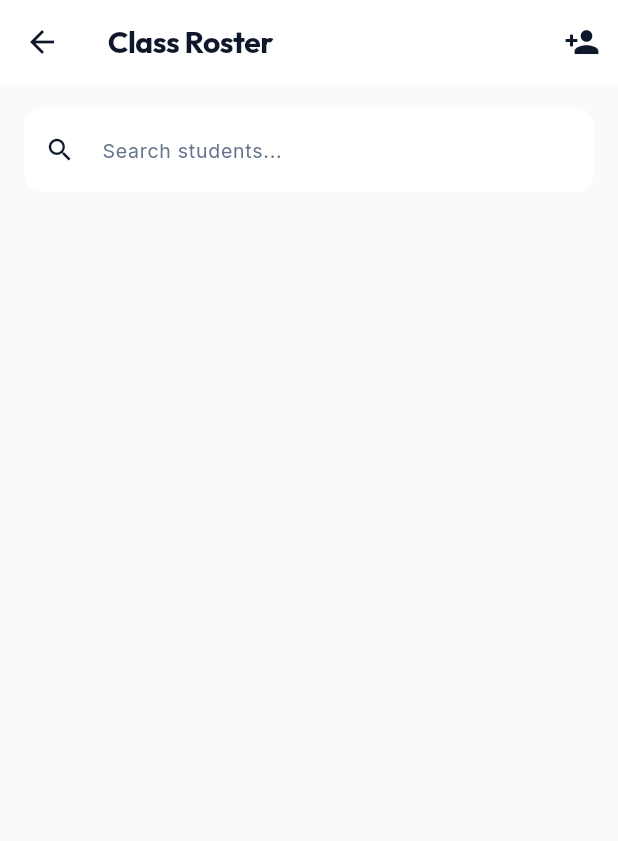
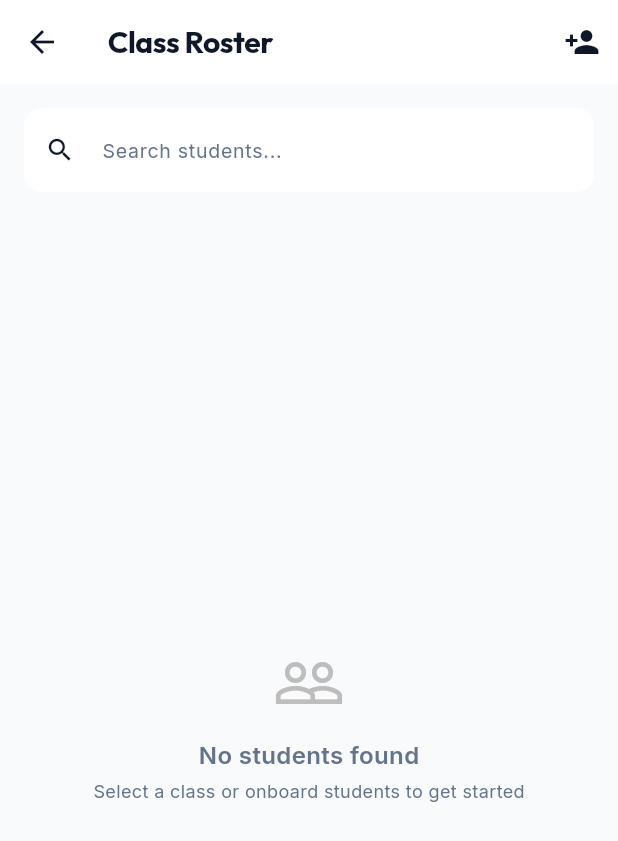
Before and after one commit to ramakotaiahmotupalli989-commits/olms_frontend, a Flutter app: the ClassRosterPage screen opened directly with empty values, on a phone screen of 412 x 824 dp. Shown: the top 841 px of the screen. Run offline on Flutter 3.47's test engine with Material 3 defaults, Android fonts, the phone set to English and light mode, and no system bars; our stand-ins replace chewie, dio, fl_chart, flutter_riverpod, flutter_secure_storage, go_router and 3 more; accounts and stored records are empty; network calls fail.

Commit message:
Support dynamic classroom selection in teacher Class Roster screen

```diff
--- a/lib/features/dashboard/view/dashboard_shell.dart
+++ b/lib/features/dashboard/view/dashboard_shell.dart
@@ -87,6 +87,7 @@ class _DashboardShellState extends State<DashboardShell> {
           _MenuItem(Icons.account_balance_wallet_rounded, 'Salary Mgmt', '/principal/salaries'),
           _MenuItem(Icons.receipt_long_rounded, 'Fee Mgmt', '/principal/fees'),
           _MenuItem(Icons.calendar_view_week_rounded, 'Timetable', '/principal/timetable'),
+          _MenuItem(Icons.play_lesson_rounded, 'Content Library', '/teacher/library'),
           _MenuItem(Icons.chat_rounded, 'Messages', '/messaging'),
           _MenuItem(Icons.notifications_rounded, 'Notifications', '/notifications'),
         ];
--- a/lib/features/teacher/view/class_roster_page.dart
+++ b/lib/features/teacher/view/class_roster_page.dart
@@ -16,18 +16,42 @@ class ClassRosterPage extends StatefulWidget {
 
 class _ClassRosterPageState extends State<ClassRosterPage> {
   final _repo = ApiRepository();
+  List<dynamic> _classes = [];
+  int? _selectedClassId;
   List<dynamic> _students = [];
   bool _loading = true;
   String _searchQuery = '';
 
   @override
-  void initState() { super.initState(); _load(); }
+  void initState() {
+    super.initState();
+    _load();
+  }
 
   Future<void> _load() async {
+    setState(() => _loading = true);
     try {
-      _students = await _repo.getList('/teacher/class/${widget.classId}/roster');
+      _classes = await _repo.getList('/teacher/attendance/classes');
+      if (_classes.isNotEmpty) {
+        final hasClass = _classes.any((c) => c['class_id'] == widget.classId);
+        _selectedClassId = hasClass ? widget.classId : _classes[0]['class_id'];
+        await _loadRoster();
+      } else {
+        setState(() => _loading = false);
+      }
+    } catch (e) {
       setState(() => _loading = false);
-    } catch (e) { setState(() => _loading = false); }
+    }
+  }
+
+  Future<void> _loadRoster() async {
+    if (_selectedClassId == null) return;
+    try {
+      _students = await _repo.getList('/teacher/class/$_selectedClassId/roster');
+      setState(() => _loading = false);
+    } catch (e) {
+      setState(() => _loading = false);
+    }
   }
 
   List<dynamic> get _filteredStudents {
@@ -48,7 +72,7 @@ class _ClassRosterPageState extends State<ClassRosterPage> {
     final parentPassCtrl = TextEditingController();
 
     bool isSubmitting = false;
-    int? selectedClassId = widget.classId;
+    int? selectedClassId = _selectedClassId ?? widget.classId;
     final classesFuture = _repo.getList('/teacher/attendance/classes');
 
     showDialog(
@@ -186,6 +210,50 @@ class _ClassRosterPageState extends State<ClassRosterPage> {
     );
   }
 
+  Widget _buildClassSelector() {
+    if (_classes.isEmpty) return const SizedBox.shrink();
+    return Container(
+      padding: const EdgeInsets.symmetric(horizontal: 20, vertical: 12),
+      decoration: BoxDecoration(
+        color: Colors.white,
+        border: Border(bottom: BorderSide(color: Colors.grey.shade100)),
+      ),
+      child: Row(
+        children: [
+          Container(
+            padding: const EdgeInsets.all(8),
+            decoration: BoxDecoration(
+              gradient: const LinearGradient(colors: [AppColors.primary, AppColors.secondary]),
+              borderRadius: BorderRadius.circular(10),
+            ),
+            child: const Icon(Icons.class_rounded, color: Colors.white, size: 18),
+          ),
+          const SizedBox(width: 12),
+          Expanded(
+            child: DropdownButtonHideUnderline(
+              child: DropdownButton<int>(
+                value: _selectedClassId,
+                isExpanded: true,
+                style: GoogleFonts.inter(fontSize: 14, fontWeight: FontWeight.w600, color: AppColors.textPrimary),
+                items: _classes.map<DropdownMenuItem<int>>((c) {
+                  final label = 'Class ${c['grade']}${c['section'] != null ? ' - ${c['section']}' : ''} (${c['student_count']} students)';
+                  return DropdownMenuItem(value: c['class_id'] as int, child: Text(label));
+                }).toList(),
+                onChanged: (val) {
+                  setState(() {
+                    _selectedClassId = val;
+                    _loading = true;
+                  });
+                  _loadRoster();
+                },
+              ),
+            ),
+          ),
+        ],
+      ),
+    );
+  }
+
   @override
   Widget build(BuildContext context) {
     return Scaffold(
@@ -197,6 +265,7 @@ class _ClassRosterPageState extends State<ClassRosterPage> {
         ],
       ),
       body: Column(children: [
+        _buildClassSelector(),
         // Search bar
         Padding(
           padding: const EdgeInsets.all(16),
@@ -213,11 +282,30 @@ class _ClassRosterPageState extends State<ClassRosterPage> {
         Expanded(
           child: _loading
               ? const Center(child: CircularProgressIndicator())
-              : ListView.builder(
-                  padding: const EdgeInsets.symmetric(horizontal: 16),
-                  itemCount: _filteredStudents.length,
-                  itemBuilder: (_, i) => _buildStudentCard(_filteredStudents[i]),
-                ),
+              : _filteredStudents.isEmpty
+                  ? Center(
+                      child: Column(
+                        mainAxisAlignment: MainAxisAlignment.center,
+                        children: [
+                          Icon(Icons.people_outline, size: 48, color: Colors.grey.shade400),
+                          const SizedBox(height: 12),
+                          Text(
+                            'No students found',
+                            style: GoogleFonts.inter(fontSize: 16, fontWeight: FontWeight.w600, color: AppColors.textSecondary),
+                          ),
+                          const SizedBox(height: 4),
+                          Text(
+                            'Select a class or onboard students to get started',
+                            style: GoogleFonts.inter(fontSize: 12, color: AppColors.textSecondary),
+                          ),
+                        ],
+                      ),
+                    )
+                  : ListView.builder(
+                      padding: const EdgeInsets.symmetric(horizontal: 16),
+                      itemCount: _filteredStudents.length,
+                      itemBuilder: (_, i) => _buildStudentCard(_filteredStudents[i]),
+                    ),
         ),
       ]),
     );
```
Also changed, not shown: lib/features/super_admin/view/watch_hours_page.dart (+19 -6 lines), lib/features/teacher/view/teacher_quiz_management_page.dart (+31 -8 lines).
